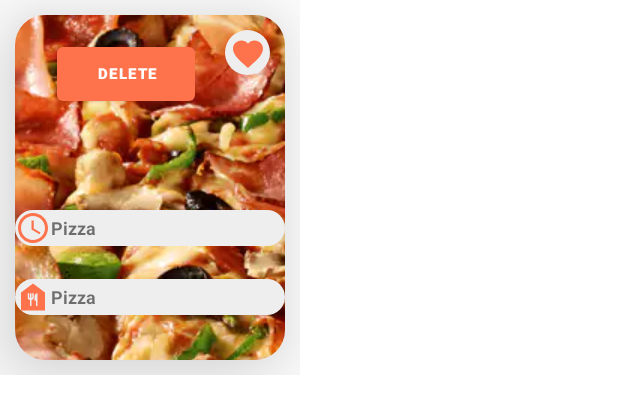
After one commit to shehab-eldein/Food_Planner, an Android app: the layout meal_list_row.xml on its own in the app's theme, with its tools: preview values and no code run, on a phone screen of 412 x 824 dp. The commit adds this screen. Shown: the top 414 px of the screen. Run offline under Robolectric (Android 15) with nearby library versions, the phone set to English and light mode, and no system bars; network calls fail; Roboto replaces fonts that are not available here.

Commit message:
Search RX and Delete  mealList from Room

```diff
--- a/app/src/main/java/com/example/foodplanner/OnBoarding/Models/Ingredient/RootMealIngrad.java
+++ b/app/src/main/java/com/example/foodplanner/OnBoarding/Models/Ingredient/RootMealIngredient.java
@@ -2,10 +2,10 @@ package com.example.foodplanner.OnBoarding.Models.Ingredient;
 
 import java.util.ArrayList;
 
-public class RootMealIngrad {
+public class RootMealIngredient {
 
     private ArrayList<Ingredient> meals;
-    public RootMealIngrad(ArrayList<Ingredient> meals) {
+    public RootMealIngredient(ArrayList<Ingredient> meals) {
         this.meals = meals;
     }
     public ArrayList<Ingredient> getMeals() {
--- /dev/null
+++ b/app/src/main/res/layout/meal_list_row.xml
@@ -0,0 +1,100 @@
+<?xml version="1.0" encoding="utf-8"?>
+<LinearLayout xmlns:android="http://schemas.android.com/apk/res/android"
+    xmlns:app="http://schemas.android.com/apk/res-auto"
+    xmlns:tools="http://schemas.android.com/tools"
+    android:id="@+id/view_container2"
+    android:layout_width="200dp"
+    android:layout_height="250dp"
+    android:background="@color/white"
+    android:backgroundTintMode="src_over"
+    android:orientation="vertical">
+
+    <androidx.cardview.widget.CardView
+        android:id="@+id/card_View"
+        android:layout_width="match_parent"
+        android:layout_height="match_parent"
+        android:layout_margin="10dp"
+        app:background="@drawable/roundstyle"
+        app:cardCornerRadius="20dp"
+
+        app:cardElevation="40dp">
+
+
+        <androidx.constraintlayout.widget.ConstraintLayout
+            android:layout_width="match_parent"
+            android:layout_height="match_parent">
+
+            <ImageView
+                android:id="@+id/meal_image"
+                android:layout_width="match_parent"
+                android:layout_height="match_parent"
+                android:scaleType="center"
+                android:src="@drawable/pizza"
+                app:layout_constraintEnd_toEndOf="parent"
+                app:layout_constraintHorizontal_bias="0.0"
+                app:layout_constraintStart_toStartOf="parent"
+                app:layout_constraintTop_toTopOf="parent" />
+
+            <TextView
+                android:id="@+id/meal_name"
+                android:layout_width="match_parent"
+                android:layout_height="wrap_content"
+                android:layout_marginBottom="30dp"
+                android:layout_weight="1"
+                android:background="@drawable/roundstyle"
+                android:backgroundTint="@color/DarkGraybackground"
+                android:drawableLeft="@drawable/ic_baseline_food_bank_24"
+                android:gravity="start|left|center_vertical"
+                android:textSize="12sp"
+                android:textStyle="bold"
+                app:layout_constraintBottom_toBottomOf="parent"
+                app:layout_constraintStart_toStartOf="parent"
+                tools:text="Pizza" />
+
+            <TextView
+                android:id="@+id/meal_day"
+                android:layout_width="match_parent"
+                android:layout_height="wrap_content"
+                android:layout_marginBottom="76dp"
+                android:layout_weight="1"
+                android:background="@drawable/roundstyle"
+                android:backgroundTint="@color/DarkGraybackground"
+                android:drawableLeft="@drawable/ic_baseline_query_builder_24"
+                android:gravity="start|left|center_vertical"
+                android:textSize="12sp"
+                android:textStyle="bold"
+                app:layout_constraintBottom_toBottomOf="parent"
+                app:layout_constraintStart_toStartOf="parent"
+                tools:text="Pizza" />
+
+            <TextView
+                android:id="@+id/fav_icon"
+                android:layout_width="30dp"
+                android:layout_height="30dp"
+                android:layout_marginTop="10dp"
+                android:layout_marginEnd="10dp"
+                android:background="@drawable/roundstyle"
+                android:backgroundTint="@color/DarkGraybackground"
+                android:padding="4dp"
+                app:drawableTopCompat="@drawable/ic_baseline_favorite_24"
+                app:layout_constraintEnd_toEndOf="parent"
+                app:layout_constraintTop_toTopOf="parent" />
+
+            <Button
+                android:id="@+id/delete_btn"
+                android:layout_width="92dp"
+                android:layout_height="48dp"
+                android:layout_marginStart="28dp"
+                android:text="Delete"
+                android:textSize="10sp"
+                android:textStyle="bold"
+                app:layout_constraintBottom_toTopOf="@+id/meal_day"
+                app:layout_constraintEnd_toStartOf="@+id/fav_icon"
+                app:layout_constraintHorizontal_bias="0.0"
+                app:layout_constraintStart_toStartOf="parent"
+                app:layout_constraintTop_toTopOf="parent"
+                app:layout_constraintVertical_bias="0.188" />
+        </androidx.constraintlayout.widget.ConstraintLayout>
+    </androidx.cardview.widget.CardView>
+
+</LinearLayout>
```
Also changed, not shown: app/src/main/java/com/example/foodplanner/OnBoarding/MealList/MealList_Fragment.java (+39 -16 lines), app/src/main/java/com/example/foodplanner/OnBoarding/Models/MealListModel/MealList.java (+15 -14 lines), app/src/main/java/com/example/foodplanner/OnBoarding/Search/Search_Fragment.java (+27 -21 lines), app/src/main/java/com/example/foodplanner/OnBoarding/Utilites/DB/Room/DAO.java (+9 -0 lines), app/src/main/java/com/example/foodplanner/OnBoarding/Utilites/network/APIinterfaceIngredient.java (+11 -2 lines), app/src/main/java/com/example/foodplanner/OnBoarding/View/viewMealList/DayAdapter.java (+29 -1 lines), app/src/main/java/com/example/foodplanner/OnBoarding/View/viewMealList/MealListAdapter.java (+25 -38 lines), app/src/main/java/com/example/foodplanner/OnBoarding/View/viewMealList/OnMeallistClickListener.java (added, +7 -0 lines).
